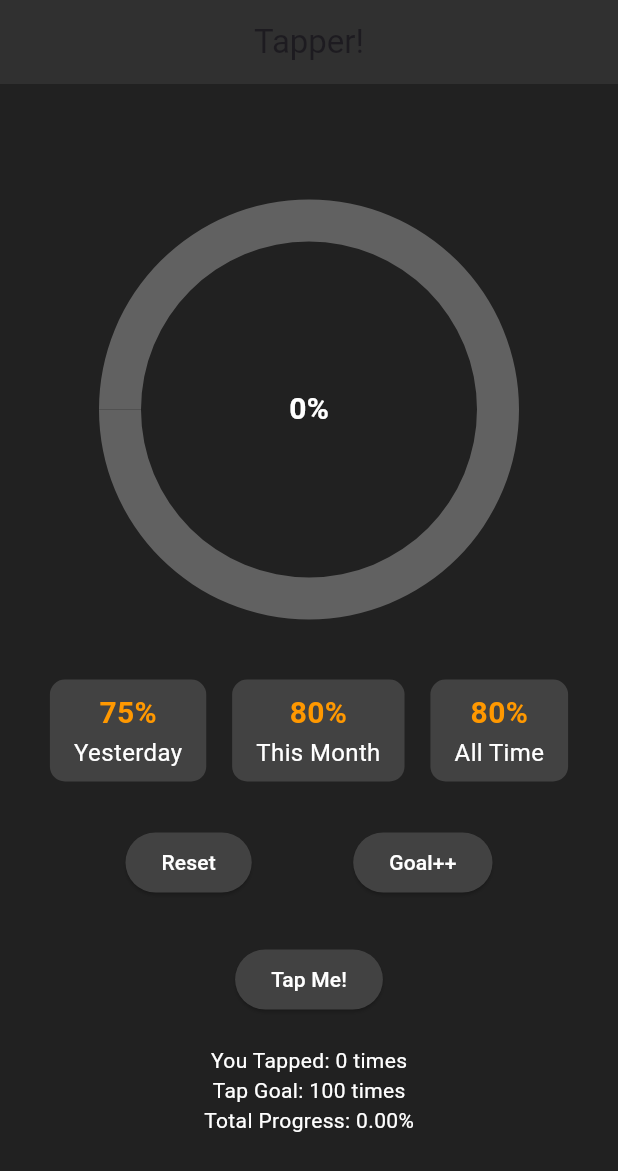
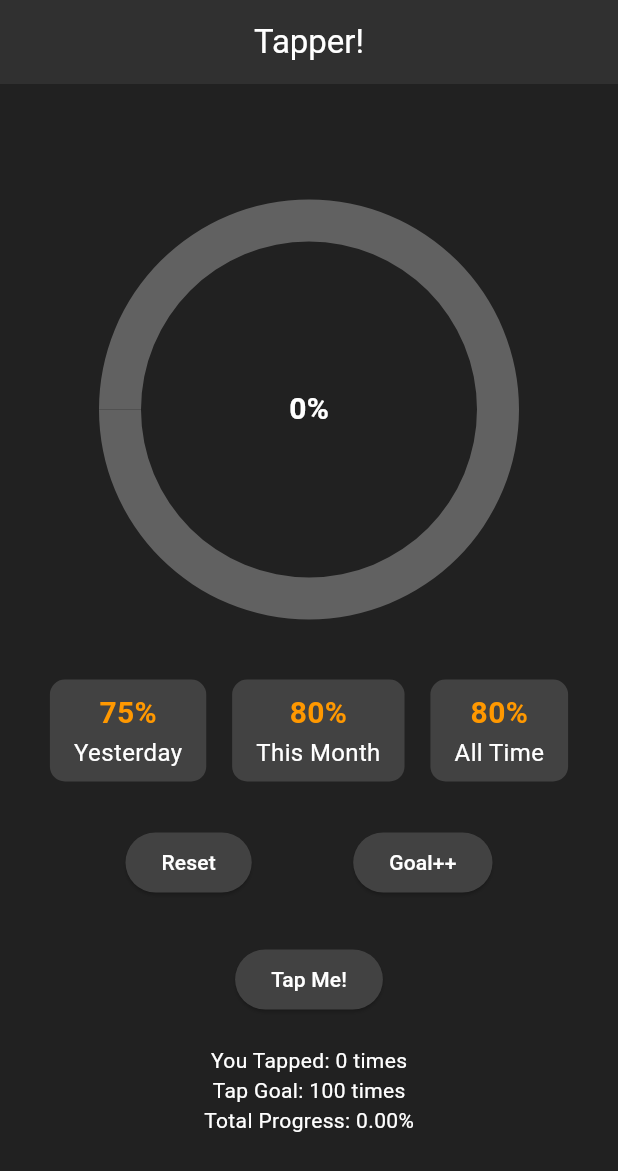
Before and after one commit to realBJ-dot/tap_game, a Flutter app: the screen it shows after launch, on a phone screen of 412 x 824 dp. Shown: the top 1171 px of the screen. Run offline on Flutter 3.47's test engine with Material 3 defaults, Android fonts, the phone set to English and light mode, and no system bars; our stand-ins replace syncfusion_flutter_charts.

Commit message:
changed text color

```diff
--- a/lib/screens/tapper_page.dart
+++ b/lib/screens/tapper_page.dart
@@ -17,7 +17,7 @@ class _TapperPageState extends State<TapperPage> {
     double progressPercent = tapCount / tapGoal * 100;
     return Scaffold(
       appBar: AppBar(
-        title: Text('Tapper!'),
+        title: Text('Tapper!', style: TextStyle(color: Colors.white),),
         backgroundColor: Colors.grey[850],
         centerTitle: true,
       ),
```
Also changed, not shown: 59 other files.
